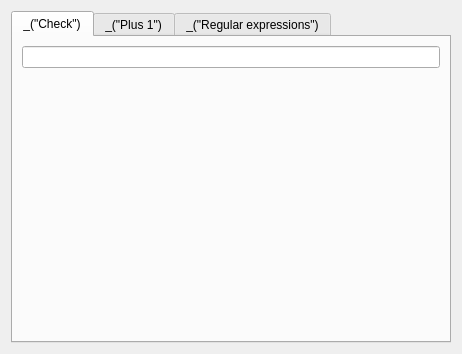
Above: qt/ui/dic_tools_widget.ui from cjlano/eliot before the change. Below: the same form after it.
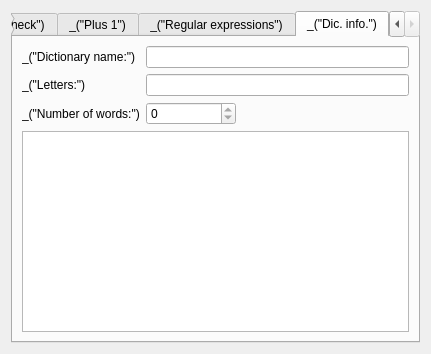
That is the form after the change. The open tabs and pages were chosen to show the change.

Commit message: New tab in the dictionary tools, to display parts of the dictionary header.

```diff
--- a/qt/ui/dic_tools_widget.ui
+++ b/qt/ui/dic_tools_widget.ui
@@ -5,7 +5,7 @@
    <rect>
     <x>0</x>
     <y>0</y>
-    <width>462</width>
+    <width>431</width>
     <height>354</height>
    </rect>
   </property>
@@ -23,7 +23,7 @@
        <rect>
         <x>0</x>
         <y>0</y>
-        <width>440</width>
+        <width>409</width>
         <height>308</height>
        </rect>
       </property>
@@ -163,6 +163,77 @@
        </item>
       </layout>
      </widget>
+     <widget class="QWidget" name="tabDicInfo" >
+      <attribute name="title" >
+       <string>_("Dic. info.")</string>
+      </attribute>
+      <layout class="QGridLayout" name="gridLayout_2" >
+       <item row="0" column="0" >
+        <widget class="QLabel" name="label_3" >
+         <property name="text" >
+          <string>_("Dictionary name:")</string>
+         </property>
+        </widget>
+       </item>
+       <item row="0" column="1" >
+        <widget class="QLineEdit" name="lineEditName" >
+         <property name="readOnly" >
+          <bool>true</bool>
+         </property>
+        </widget>
+       </item>
+       <item row="1" column="0" >
+        <widget class="QLabel" name="label_4" >
+         <property name="text" >
+          <string>_("Letters:")</string>
+         </property>
+        </widget>
+       </item>
+       <item row="1" column="1" >
+        <widget class="QLineEdit" name="lineEditLetters" >
+         <property name="readOnly" >
+          <bool>true</bool>
+         </property>
+        </widget>
+       </item>
+       <item row="2" column="0" >
+        <widget class="QLabel" name="label_5" >
+         <property name="text" >
+          <string>_("Number of words:")</string>
+         </property>
+        </widget>
+       </item>
+       <item row="2" column="1" >
+        <widget class="QSpinBox" name="spinBoxWords" >
+         <property name="sizePolicy" >
+          <sizepolicy vsizetype="Fixed" hsizetype="Fixed" >
+           <horstretch>0</horstretch>
+           <verstretch>0</verstretch>
+          </sizepolicy>
+         </property>
+         <property name="minimumSize" >
+          <size>
+           <width>90</width>
+           <height>0</height>
+          </size>
+         </property>
+         <property name="readOnly" >
+          <bool>true</bool>
+         </property>
+         <property name="maximum" >
+          <number>100000000</number>
+         </property>
+        </widget>
+       </item>
+       <item row="3" column="0" colspan="2" >
+        <widget class="QTreeView" name="treeViewDicLetters" >
+         <property name="rootIsDecorated" >
+          <bool>false</bool>
+         </property>
+        </widget>
+       </item>
+      </layout>
+     </widget>
     </widget>
    </item>
   </layout>
```
Left out of the diff: 5 changed lines with no effect on the pictures. The commit also changes 4 other files.
